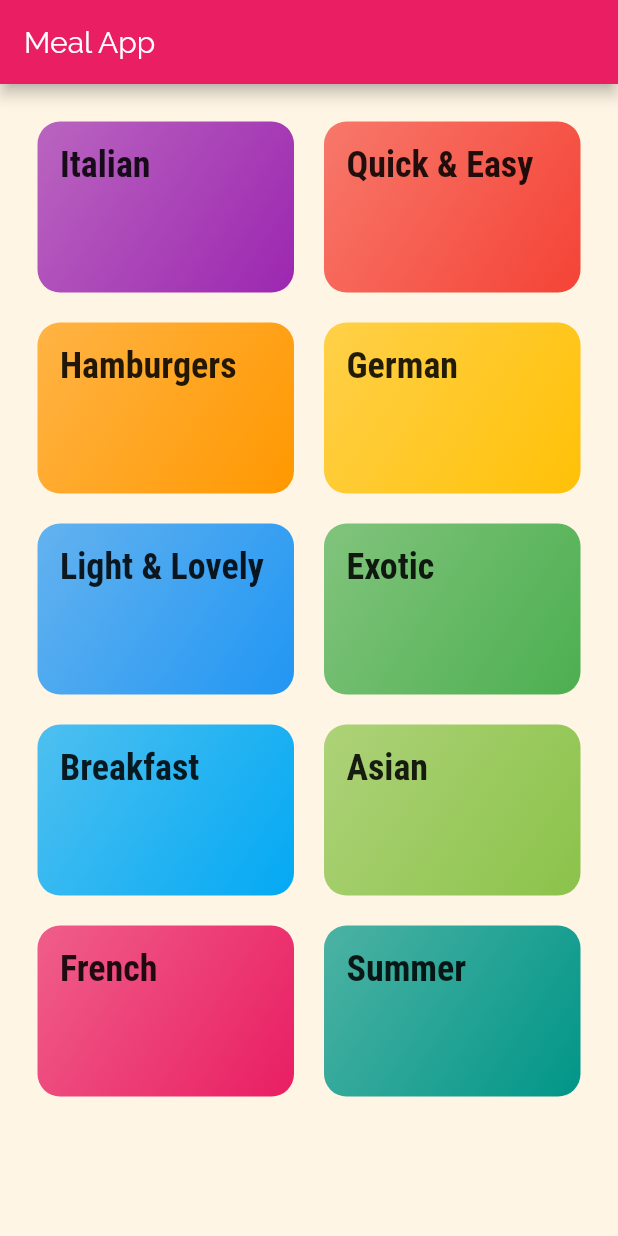
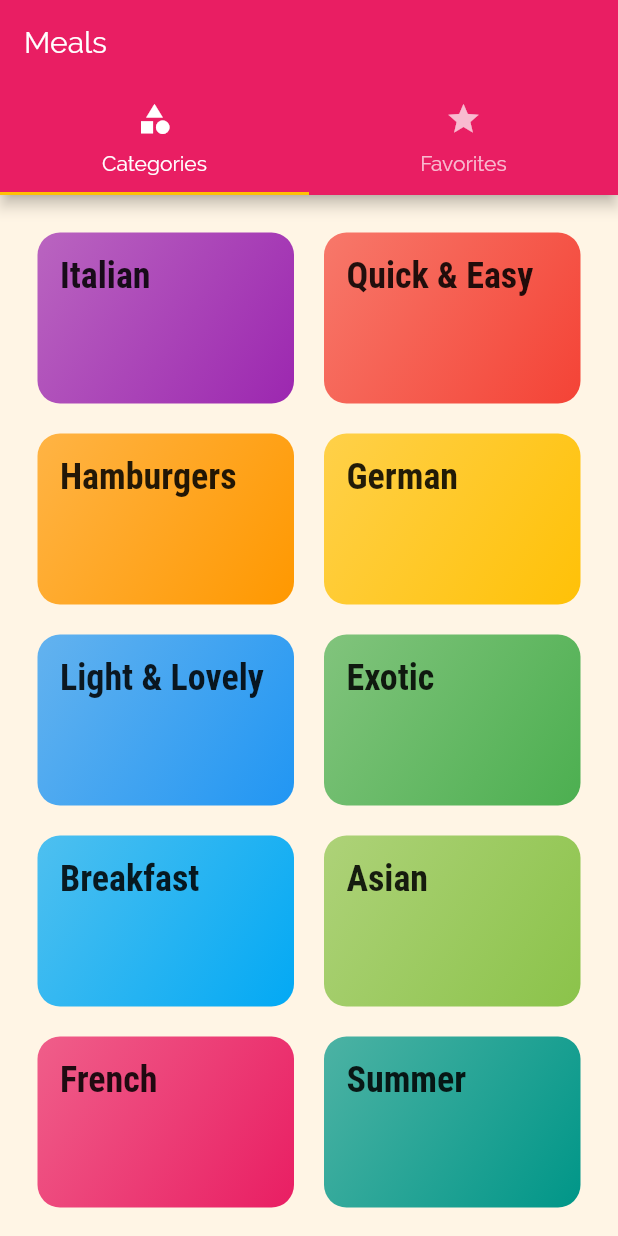
Before and after one commit to flamingdarts/flutter-meal-app, a Flutter app: the screen it shows after launch, on a phone screen of 412 x 824 dp. Run offline on Flutter 3.47's test engine with Material 2 defaults, Android fonts, the phone set to English and light mode, and no system bars.

```diff
--- a/lib/main.dart
+++ b/lib/main.dart
@@ -1,5 +1,6 @@
 import 'package:flutter/material.dart';
 import 'package:meal_app/screens/meal_detail_screen.dart';
+import 'package:meal_app/screens/tabs_screen.dart';
 
 import 'screens/categories_screen.dart';
 import 'screens/category_meal_screen.dart';
@@ -33,7 +34,7 @@ class MyApp extends StatelessWidget {
             ),
       ),
       routes: {
-        '/': (ctx) => CategoriesScreen(),
+        '/': (ctx) => TabsScreen(),
         CategoryMealScreen.ROUTE_NAME: (ctx) => CategoryMealScreen(),
         MealDetailScreen.ROUTE_NAME: (ctx) => MealDetailScreen()
       },
--- a/lib/screens/categories_screen.dart
+++ b/lib/screens/categories_screen.dart
@@ -6,11 +6,7 @@ import '../dummy_data.dart';
 class CategoriesScreen extends StatelessWidget {
   @override
   Widget build(BuildContext context) {
-    return Scaffold(
-        appBar: AppBar(
-          title: const Text('Meal App'),
-        ),
-        body: GridView(
+    return GridView(
       padding: const EdgeInsets.all(25),
       gridDelegate: SliverGridDelegateWithMaxCrossAxisExtent(
         maxCrossAxisExtent: 200,
@@ -21,6 +17,6 @@ class CategoriesScreen extends StatelessWidget {
       children: DUMMY_CATEGORIES
           .map((cat) => CategoryItem(cat.id, cat.title, cat.color))
           .toList(),
-        ));
+    );
   }
 }
--- /dev/null
+++ b/lib/screens/favorites_screen.dart
@@ -0,0 +1,10 @@
+import 'package:flutter/material.dart';
+
+class FavoriteScreen extends StatelessWidget {
+  @override
+  Widget build(BuildContext context) {
+    return Center(
+      child: Text('favorites'),
+    );
+  }
+}
--- /dev/null
+++ b/lib/screens/tabs_screen.dart
@@ -0,0 +1,37 @@
+import 'package:flutter/material.dart';
+import '../screens/favorites_screen.dart';
+import '../screens/categories_screen.dart';
+
+class TabsScreen extends StatefulWidget {
+  @override
+  _TabsScreenState createState() => _TabsScreenState();
+}
+
+class _TabsScreenState extends State<TabsScreen> {
+  @override
+  Widget build(BuildContext context) {
+    return DefaultTabController(
+      length: 2,
+      child: Scaffold(
+        appBar: AppBar(
+          title: Text('Meals'),
+          bottom: TabBar(
+            tabs: <Widget>[
+              Tab(
+                icon: Icon(Icons.category),
+                text: 'Categories',
+              ),
+              Tab(
+                icon: Icon(Icons.star),
+                text: 'Favorites',
+              )
+            ],
+          ),
+        ),
+        body: TabBarView(
+          children: <Widget>[CategoriesScreen(), FavoriteScreen()],
+        ),
+      ),
+    );
+  }
+}
```
Lines whose indentation alone changed are shown as unchanged.
